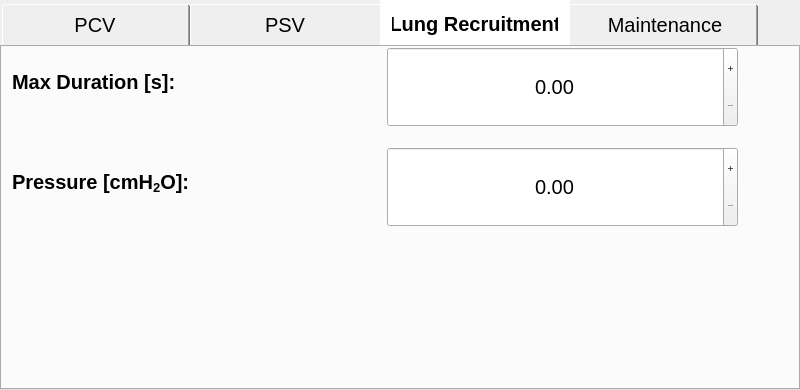
MariuszSuchenek/MVM_GUI_test2, file gui/settings/settings.ui: the form before one commit.
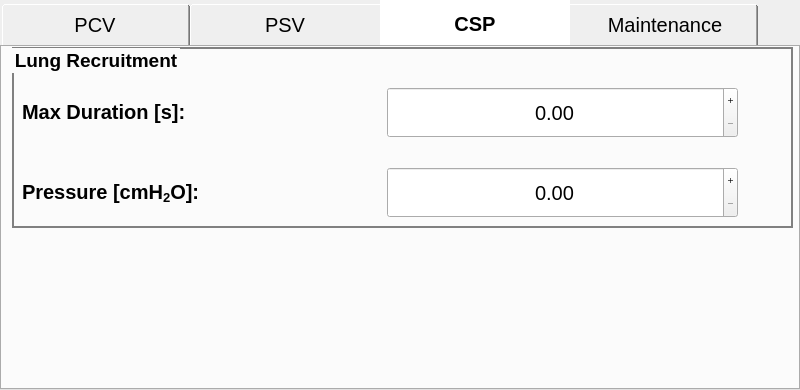
The form after the commit. The open tabs and pages were chosen to show the change. Icons and pictures are not drawn. Custom widgets are drawn as their Qt base class.

Commit message: change "Lung Recruitment" in CSP (contry specific procedures)

The edit to the form file:
```diff
--- a/gui/settings/settings.ui
+++ b/gui/settings/settings.ui
@@ -1338,60 +1338,15 @@
       </widget>
       <widget class="QWidget" name="tab_3">
        <attribute name="title">
-        <string>Lung Recruitment</string>
+        <string>CSP</string>
        </attribute>
-       <widget class="QLabel" name="label_5">
-        <property name="geometry">
-         <rect>
-          <x>10</x>
-          <y>10</y>
-          <width>341</width>
-          <height>50</height>
-         </rect>
-        </property>
-        <property name="font">
-         <font>
-          <family>Cantarell</family>
-          <pointsize>15</pointsize>
-          <weight>75</weight>
-          <bold>true</bold>
-         </font>
-        </property>
-        <property name="text">
-         <string>Max Duration [s]:</string>
-        </property>
-       </widget>
-       <widget class="QDoubleSpinBox" name="spinBox_lr_t">
-        <property name="geometry">
-         <rect>
-          <x>360</x>
-          <y>0</y>
-          <width>401</width>
-          <height>80</height>
-         </rect>
-        </property>
-        <property name="font">
-         <font>
-          <pointsize>15</pointsize>
-         </font>
-        </property>
-        <property name="styleSheet">
-         <string notr="true"/>
-        </property>
-        <property name="alignment">
-         <set>Qt::AlignCenter</set>
-        </property>
-        <property name="buttonSymbols">
-         <enum>QAbstractSpinBox::PlusMinus</enum>
-        </property>
-       </widget>
        <widget class="QPushButton" name="fake_btn_lr_t">
         <property name="geometry">
          <rect>
           <x>440</x>
-          <y>0</y>
+          <y>40</y>
           <width>231</width>
-          <height>81</height>
+          <height>51</height>
          </rect>
         </property>
         <property name="palette">
@@ -1503,8 +1458,8 @@
        <widget class="QLabel" name="label_10">
         <property name="geometry">
          <rect>
-          <x>10</x>
-          <y>110</y>
+          <x>20</x>
+          <y>120</y>
           <width>231</width>
           <height>50</height>
          </rect>
@@ -1525,9 +1480,9 @@
         <property name="geometry">
          <rect>
           <x>440</x>
-          <y>100</y>
+          <y>120</y>
           <width>241</width>
-          <height>81</height>
+          <height>51</height>
          </rect>
         </property>
         <property name="palette">
@@ -1640,9 +1595,9 @@
         <property name="geometry">
          <rect>
           <x>360</x>
-          <y>100</y>
+          <y>120</y>
           <width>401</width>
-          <height>80</height>
+          <height>51</height>
          </rect>
         </property>
         <property name="font">
@@ -1660,8 +1615,77 @@
          <enum>QAbstractSpinBox::PlusMinus</enum>
         </property>
        </widget>
-       <zorder>label_5</zorder>
-       <zorder>spinBox_lr_t</zorder>
+       <widget class="QGroupBox" name="groupBox_2">
+        <property name="geometry">
+         <rect>
+          <x>10</x>
+          <y>0</y>
+          <width>781</width>
+          <height>181</height>
+         </rect>
+        </property>
+        <property name="font">
+         <font>
+          <pointsize>14</pointsize>
+          <weight>75</weight>
+          <bold>true</bold>
+         </font>
+        </property>
+        <property name="styleSheet">
+         <string notr="true">QGroupBox {
+border: 2px solid gray;
+}</string>
+        </property>
+        <property name="title">
+         <string>Lung Recruitment</string>
+        </property>
+        <widget class="QLabel" name="label_5">
+         <property name="geometry">
+          <rect>
+           <x>10</x>
+           <y>40</y>
+           <width>331</width>
+           <height>50</height>
+          </rect>
+         </property>
+         <property name="font">
+          <font>
+           <family>Cantarell</family>
+           <pointsize>15</pointsize>
+           <weight>75</weight>
+           <bold>true</bold>
+          </font>
+         </property>
+         <property name="text">
+          <string>Max Duration [s]:</string>
+         </property>
+        </widget>
+        <widget class="QDoubleSpinBox" name="spinBox_lr_t">
+         <property name="geometry">
+          <rect>
+           <x>350</x>
+           <y>40</y>
+           <width>401</width>
+           <height>51</height>
+          </rect>
+         </property>
+         <property name="font">
+          <font>
+           <pointsize>15</pointsize>
+          </font>
+         </property>
+         <property name="styleSheet">
+          <string notr="true"/>
+         </property>
+         <property name="alignment">
+          <set>Qt::AlignCenter</set>
+         </property>
+         <property name="buttonSymbols">
+          <enum>QAbstractSpinBox::PlusMinus</enum>
+         </property>
+        </widget>
+       </widget>
+       <zorder>groupBox_2</zorder>
        <zorder>label_10</zorder>
        <zorder>spinBox_lr_p</zorder>
        <zorder>fake_btn_lr_p</zorder>
```
